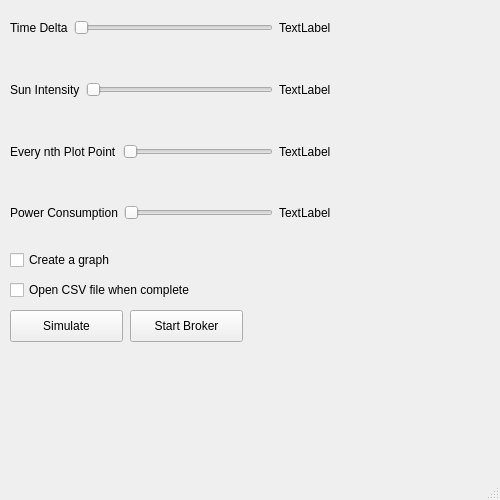
Above: config.ui from gonelli/tmhgonelli before the change. Below: the same form after it.
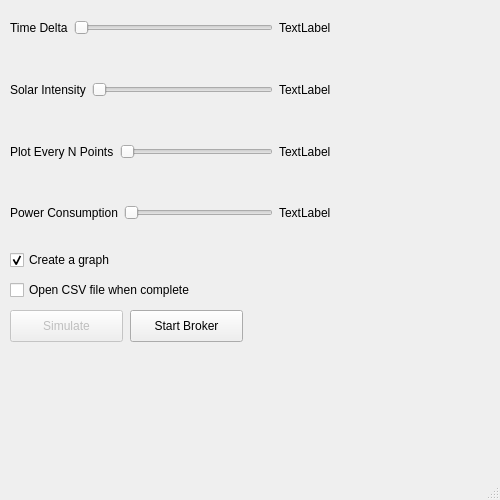
That is the form after the change.

```diff
--- a/config.ui
+++ b/config.ui
@@ -72,7 +72,7 @@
        <item>
         <widget class="QLabel" name="intensityLabel">
          <property name="text">
-          <string>Sun Intensity</string>
+          <string>Solar Intensity</string>
          </property>
         </widget>
        </item>
@@ -97,7 +97,7 @@
        <item>
         <widget class="QLabel" name="nthLabel">
          <property name="text">
-          <string>Every nth Plot Point</string>
+          <string>Plot Every N Points</string>
          </property>
         </widget>
        </item>
@@ -145,6 +145,9 @@
     </layout>
    </widget>
    <widget class="QPushButton" name="simulateButton">
+    <property name="enabled">
+     <bool>false</bool>
+    </property>
     <property name="geometry">
      <rect>
       <x>10</x>
@@ -161,6 +164,9 @@
     </property>
    </widget>
    <widget class="QCheckBox" name="createGraphBox">
+    <property name="enabled">
+     <bool>true</bool>
+    </property>
     <property name="geometry">
      <rect>
       <x>10</x>
@@ -172,6 +178,9 @@
     <property name="text">
      <string>Create a graph</string>
     </property>
+    <property name="checked">
+     <bool>true</bool>
+    </property>
    </widget>
    <widget class="QCheckBox" name="openCSVBox">
     <property name="geometry">
```
Left out of the diff: 2 changed lines with no effect on the pictures.
